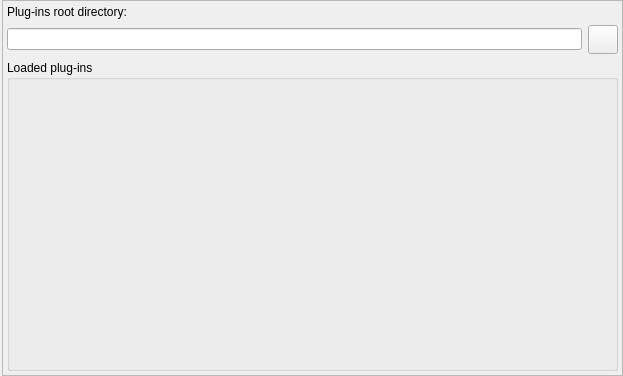
pgmodeler/pgmodeler, file libpgmodeler_ui/ui/pluginsconfigwidget.ui: the form before one commit.
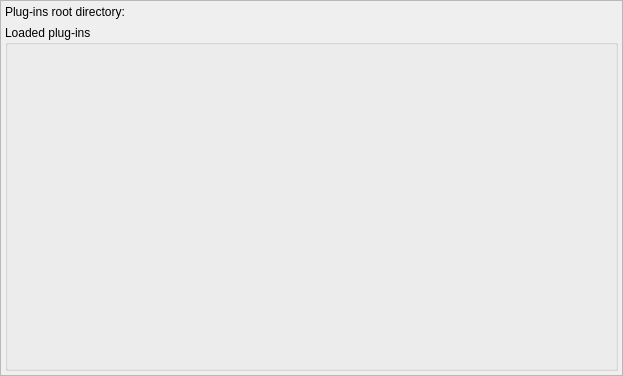
The form after the commit. Icons and pictures are not drawn.

Commit message: Refactored PluginsConfigWidget in such way to use FileSelectorWidget

```diff
--- a/libpgmodeler_ui/ui/pluginsconfigwidget.ui
+++ b/libpgmodeler_ui/ui/pluginsconfigwidget.ui
@@ -15,7 +15,7 @@
   </property>
   <layout class="QGridLayout" name="gridLayout">
    <property name="leftMargin">
-    <number>2</number>
+    <number>0</number>
    </property>
    <property name="topMargin">
     <number>0</number>
@@ -48,53 +48,20 @@
        <number>4</number>
       </property>
       <item>
-       <layout class="QGridLayout" name="gridLayout_2">
-        <item row="1" column="0">
-         <widget class="QLineEdit" name="root_dir_edt">
-          <property name="readOnly">
-           <bool>true</bool>
-          </property>
-         </widget>
-        </item>
-        <item row="1" column="1">
-         <widget class="QToolButton" name="open_fm_tb">
-          <property name="sizePolicy">
-           <sizepolicy hsizetype="Preferred" vsizetype="Preferred">
-            <horstretch>0</horstretch>
-            <verstretch>0</verstretch>
-           </sizepolicy>
-          </property>
-          <property name="minimumSize">
-           <size>
-            <width>0</width>
-            <height>0</height>
-           </size>
-          </property>
-          <property name="maximumSize">
-           <size>
-            <width>16777215</width>
-            <height>16777215</height>
-           </size>
-          </property>
-          <property name="toolTip">
-           <string>Open in file manager</string>
-          </property>
-          <property name="text">
-           <string/>
-          </property>
-          <property name="icon">
-           <iconset resource="../res/resources.qrc">
-            <normaloff>:/icones/icones/abrir.png</normaloff>:/icones/icones/abrir.png</iconset>
-          </property>
-          <property name="iconSize">
-           <size>
-            <width>22</width>
-            <height>22</height>
-           </size>
-          </property>
-         </widget>
-        </item>
-        <item row="0" column="0" colspan="2">
+       <layout class="QVBoxLayout" name="plugins_layout">
+        <property name="leftMargin">
+         <number>0</number>
+        </property>
+        <property name="topMargin">
+         <number>0</number>
+        </property>
+        <property name="rightMargin">
+         <number>0</number>
+        </property>
+        <property name="bottomMargin">
+         <number>0</number>
+        </property>
+        <item>
          <widget class="QLabel" name="root_dir_lbl">
           <property name="sizePolicy">
            <sizepolicy hsizetype="Preferred" vsizetype="Fixed">
@@ -107,8 +74,6 @@
           </property>
          </widget>
         </item>
-       </layout>
-      </item>
       <item>
        <widget class="QGroupBox" name="loaded_plugins_gb">
         <property name="sizePolicy">
@@ -123,6 +88,8 @@
        </widget>
       </item>
      </layout>
+      </item>
+     </layout>
     </widget>
    </item>
   </layout>
```
Left out of the diff: 6 changed lines with no effect on the pictures. Lines whose indentation alone changed are shown as unchanged. The commit also changes 2 other files.
